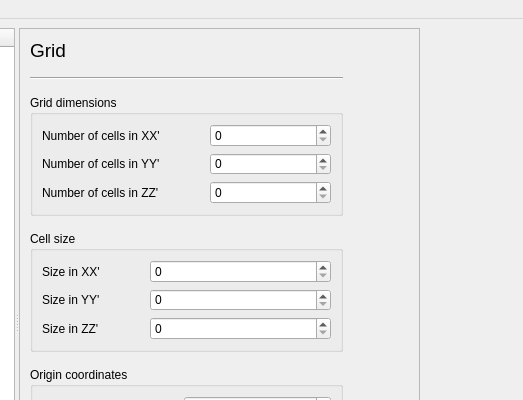
First picture: the form in GSIMCLI/interface/gsimcli.ui, repository iled/gsimcli, before the edit; both pictures show x 247 to 770 and y 0 to 400 of the 770 by 647 pixel window.
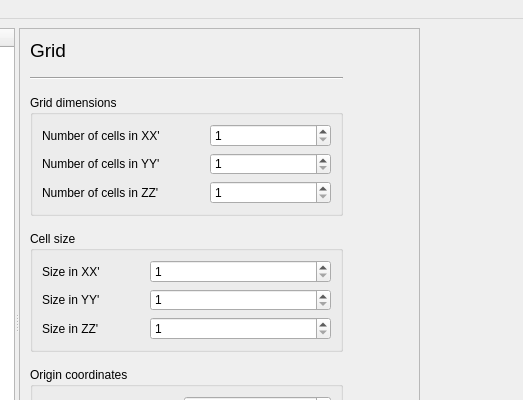
Second picture: the form after the edit. The open tabs and pages were chosen to show the change.

Commit message:
ui grid minimum default values
changed minimum value for cell size and nodes number to 1.

The edit to the form file:
```diff
--- a/GSIMCLI/interface/gsimcli.ui
+++ b/GSIMCLI/interface/gsimcli.ui
@@ -998,6 +998,9 @@
                  </item>
                  <item row="0" column="1">
                   <widget class="QSpinBox" name="SG_spinXXNodes">
+                   <property name="minimum">
+                    <number>1</number>
+                   </property>
                    <property name="maximum">
                     <number>1000000000</number>
                    </property>
@@ -1012,6 +1015,9 @@
                  </item>
                  <item row="1" column="1">
                   <widget class="QSpinBox" name="SG_spinYYNodes">
+                   <property name="minimum">
+                    <number>1</number>
+                   </property>
                    <property name="maximum">
                     <number>1000000000</number>
                    </property>
@@ -1026,6 +1032,9 @@
                  </item>
                  <item row="2" column="1">
                   <widget class="QSpinBox" name="SG_spinZZNodes">
+                   <property name="minimum">
+                    <number>1</number>
+                   </property>
                    <property name="maximum">
                     <number>1000000000</number>
                    </property>
@@ -1055,6 +1064,9 @@
                  </item>
                  <item row="0" column="1">
                   <widget class="QSpinBox" name="SG_spinXXSize">
+                   <property name="minimum">
+                    <number>1</number>
+                   </property>
                    <property name="maximum">
                     <number>1000000000</number>
                    </property>
@@ -1069,6 +1081,9 @@
                  </item>
                  <item row="1" column="1">
                   <widget class="QSpinBox" name="SG_spinYYSize">
+                   <property name="minimum">
+                    <number>1</number>
+                   </property>
                    <property name="maximum">
                     <number>1000000000</number>
                    </property>
@@ -1083,6 +1098,9 @@
                  </item>
                  <item row="2" column="1">
                   <widget class="QSpinBox" name="SG_spinZZSize">
+                   <property name="minimum">
+                    <number>1</number>
+                   </property>
                    <property name="maximum">
                     <number>1000000000</number>
                    </property>
```
Left out of the diff: 2 changed lines with no effect on the pictures.
